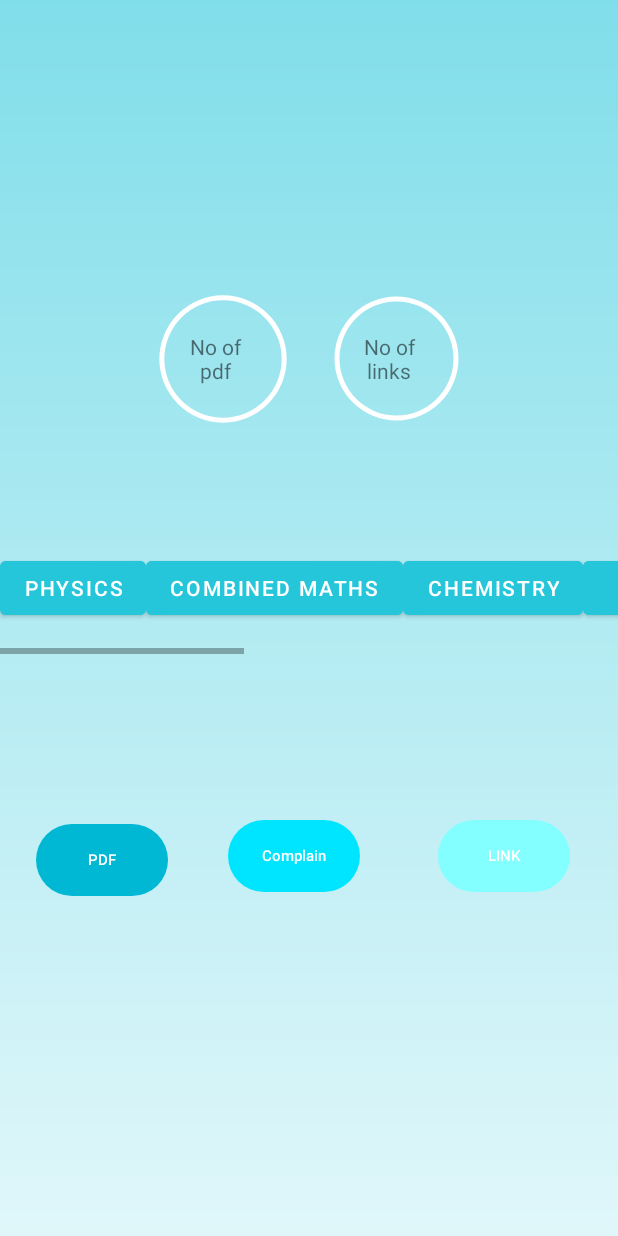
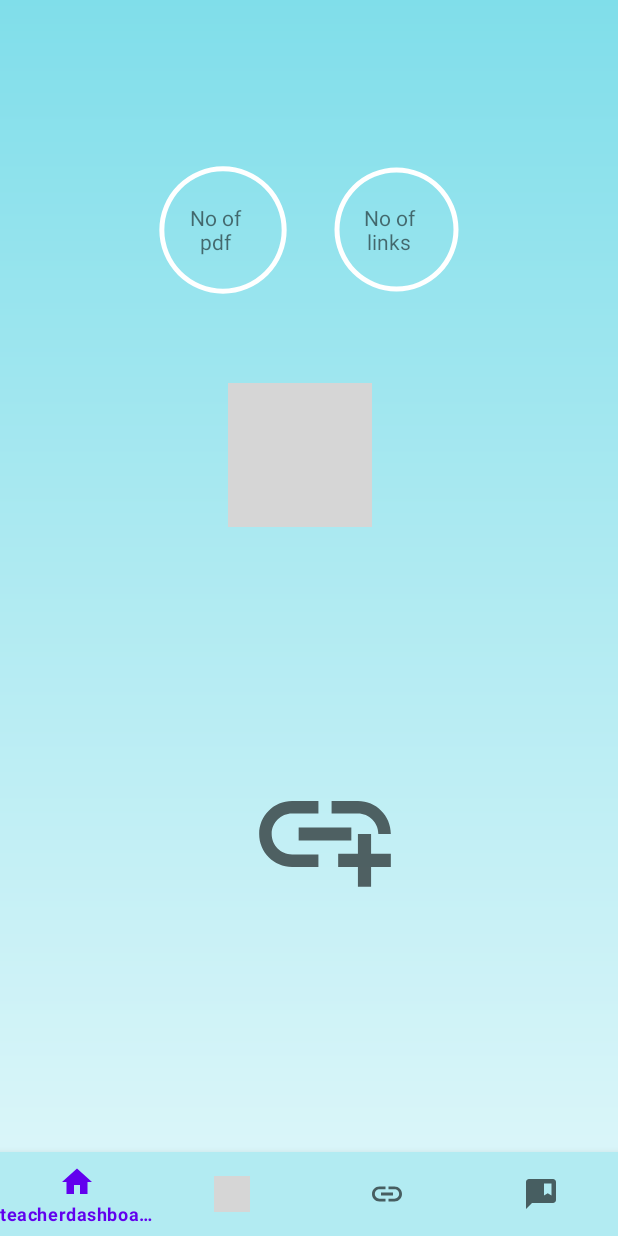
Before and after one commit to geethmaka/StudyHelper-Android-Firebase, an Android app: the screen it shows after launch (TM_Main before the commit, TeacherMainActivity after it), after a tap on an icon or button, on a phone screen of 412 x 824 dp. Run offline under Robolectric (Android 15) with nearby library versions, the light colour scheme and no system bars; our stand-ins replace navigation-ui; grey boxes are pictures that could not be loaded.

Commit message:
navigation bar added

```diff
--- a/app/build.gradle
+++ b/app/build.gradle
@@ -41,6 +41,7 @@ dependencies {
     implementation 'androidx.navigation:navigation-fragment:2.3.5'
     implementation 'androidx.navigation:navigation-ui:2.3.5'
     implementation 'androidx.legacy:legacy-support-v4:1.0.0'
+    implementation 'androidx.mediarouter:mediarouter:1.2.4'
     testImplementation 'junit:junit:4.+'
     androidTestImplementation 'androidx.test.ext:junit:1.1.3'
     androidTestImplementation 'androidx.test.espresso:espresso-core:3.4.0'
--- a/app/src/main/AndroidManifest.xml
+++ b/app/src/main/AndroidManifest.xml
@@ -12,6 +12,9 @@
         android:roundIcon="@mipmap/iconround"
         android:supportsRtl="true"
         android:theme="@style/Theme.MADDProject">
+        <activity
+            android:name=".TeacherMainActivity"
+            android:exported="true" />
         <activity
             android:name=".sm_rq"
             android:exported="true" />
--- /dev/null
+++ b/app/src/main/java/com/example/madd_project/DashBoard.java
@@ -0,0 +1,64 @@
+package com.example.madd_project;
+
+import android.os.Bundle;
+
+import androidx.fragment.app.Fragment;
+
+import android.view.LayoutInflater;
+import android.view.View;
+import android.view.ViewGroup;
+
+/**
+ * A simple {@link Fragment} subclass.
+ * Use the {@link DashBoard#newInstance} factory method to
+ * create an instance of this fragment.
+ */
+public class DashBoard extends Fragment {
+
+    // TODO: Rename parameter arguments, choose names that match
+    // the fragment initialization parameters, e.g. ARG_ITEM_NUMBER
+    private static final String ARG_PARAM1 = "param1";
+    private static final String ARG_PARAM2 = "param2";
+
+    // TODO: Rename and change types of parameters
+    private String mParam1;
+    private String mParam2;
+
+    public DashBoard() {
+        // Required empty public constructor
+    }
+
+    /**
+     * Use this factory method to create a new instance of
+     * this fragment using the provided parameters.
+     *
+     * @param param1 Parameter 1.
+     * @param param2 Parameter 2.
+     * @return A new instance of fragment DashBoard.
+     */
+    // TODO: Rename and change types and number of parameters
+    public static DashBoard newInstance(String param1, String param2) {
+        DashBoard fragment = new DashBoard();
+        Bundle args = new Bundle();
+        args.putString(ARG_PARAM1, param1);
+        args.putString(ARG_PARAM2, param2);
+        fragment.setArguments(args);
+        return fragment;
+    }
+
+    @Override
+    public void onCreate(Bundle savedInstanceState) {
+        super.onCreate(savedInstanceState);
+        if (getArguments() != null) {
+            mParam1 = getArguments().getString(ARG_PARAM1);
+            mParam2 = getArguments().getString(ARG_PARAM2);
+        }
+    }
+
+    @Override
+    public View onCreateView(LayoutInflater inflater, ViewGroup container,
+                             Bundle savedInstanceState) {
+        // Inflate the layout for this fragment
+        return inflater.inflate(R.layout.fragment_teacher_dash_board, container, false);
+    }
+}
--- /dev/null
+++ b/app/src/main/java/com/example/madd_project/TeacherMainActivity.java
@@ -0,0 +1,24 @@
+package com.example.madd_project;
+
+import androidx.appcompat.app.AppCompatActivity;
+import androidx.navigation.NavController;
+import androidx.navigation.Navigation;
+import androidx.navigation.ui.NavigationUI;
+
+import android.os.Bundle;
+
+import com.google.android.material.bottomnavigation.BottomNavigationView;
+
+public class TeacherMainActivity extends AppCompatActivity {
+
+    @Override
+    protected void onCreate(Bundle savedInstanceState) {
+        super.onCreate(savedInstanceState);
+        setContentView(R.layout.activity_teacher_main);
+
+//Control Bottom navigation bar
+    BottomNavigationView teacher_bottomNavigationView = findViewById(R.id.tmbottomNav);
+    NavController teacher_navController = Navigation.findNavController(this, R.id.teacherfragmentContainer);
+    NavigationUI.setupWithNavController(teacher_bottomNavigationView,teacher_navController);
+    }
+}
--- a/app/src/main/java/com/example/madd_project/ui/login/LoginActivity.java
+++ b/app/src/main/java/com/example/madd_project/ui/login/LoginActivity.java
@@ -30,6 +30,7 @@ import com.example.madd_project.R;
 import com.example.madd_project.Registration;
 import com.example.madd_project.SM_Main;
 import com.example.madd_project.TM_Main;
+import com.example.madd_project.TeacherMainActivity;
 import com.example.madd_project.ui.login.LoginViewModel;
 import com.example.madd_project.ui.login.LoginViewModelFactory;
 import com.example.madd_project.databinding.ActivityLoginBinding;
@@ -149,7 +150,7 @@ public class LoginActivity extends AppCompatActivity {
 
     public void gotoTMProfile(View view) {
         final Context context = this;
-        Intent intent = new Intent(context, TM_Main.class);
+        Intent intent = new Intent(context, TeacherMainActivity.class);
         startActivity(intent);
     }
     public void gotoSMProfile(View view) {
--- /dev/null
+++ b/app/src/main/res/drawable/ic_add_link.xml
@@ -0,0 +1,5 @@
+<vector android:height="105dp" android:tint="?attr/colorControlNormal"
+    android:viewportHeight="24" android:viewportWidth="24"
+    android:width="105dp" xmlns:android="http://schemas.android.com/apk/res/android">
+    <path android:fillColor="@android:color/white" android:pathData="M8,11h8v2L8,13zM20.1,12L22,12c0,-2.76 -2.24,-5 -5,-5h-4v1.9h4c1.71,0 3.1,1.39 3.1,3.1zM3.9,12c0,-1.71 1.39,-3.1 3.1,-3.1h4L11,7L7,7c-2.76,0 -5,2.24 -5,5s2.24,5 5,5h4v-1.9L7,15.1c-1.71,0 -3.1,-1.39 -3.1,-3.1zM19,12h-2v3h-3v2h3v3h2v-3h3v-2h-3z"/>
+</vector>
--- /dev/null
+++ b/app/src/main/res/drawable/ic_baseline_link_24.xml
@@ -0,0 +1,10 @@
+<vector xmlns:android="http://schemas.android.com/apk/res/android"
+    android:width="24dp"
+    android:height="24dp"
+    android:viewportWidth="24"
+    android:viewportHeight="24"
+    android:tint="?attr/colorControlNormal">
+  <path
+      android:fillColor="@android:color/white"
+      android:pathData="M3.9,12c0,-1.71 1.39,-3.1 3.1,-3.1h4L11,7L7,7c-2.76,0 -5,2.24 -5,5s2.24,5 5,5h4v-1.9L7,15.1c-1.71,0 -3.1,-1.39 -3.1,-3.1zM8,13h8v-2L8,11v2zM17,7h-4v1.9h4c1.71,0 3.1,1.39 3.1,3.1s-1.39,3.1 -3.1,3.1h-4L13,17h4c2.76,0 5,-2.24 5,-5s-2.24,-5 -5,-5z"/>
+</vector>
--- /dev/null
+++ b/app/src/main/res/layout/activity_teacher_main.xml
@@ -0,0 +1,35 @@
+<?xml version="1.0" encoding="utf-8"?>
+<androidx.constraintlayout.widget.ConstraintLayout xmlns:android="http://schemas.android.com/apk/res/android"
+    xmlns:app="http://schemas.android.com/apk/res-auto"
+    xmlns:tools="http://schemas.android.com/tools"
+    android:layout_width="match_parent"
+    android:layout_height="match_parent"
+    tools:context=".TeacherMainActivity">
+
+    <com.google.android.material.bottomnavigation.BottomNavigationView
+        android:id="@+id/tmbottomNav"
+        android:layout_width="match_parent"
+        android:layout_height="wrap_content"
+        android:background="@color/a100"
+        tools:layout_editor_absoluteX="1dp"
+        tools:layout_editor_absoluteY="1dp"
+        app:layout_constraintBottom_toBottomOf="parent"
+        app:layout_constraintRight_toRightOf="parent"
+        app:layout_constraintLeft_toLeftOf="parent"
+        app:menu="@menu/tm_bottom_menu"/>
+
+    <fragment
+        android:id="@+id/teacherfragmentContainer"
+        android:name="androidx.navigation.fragment.NavHostFragment"
+        android:layout_width="match_parent"
+        android:layout_height="match_parent"
+        app:layout_constraintBottom_toTopOf="@+id/tmbottomNav"
+        app:layout_constraintEnd_toEndOf="parent"
+        app:layout_constraintStart_toStartOf="parent"
+        app:layout_constraintTop_toTopOf="parent"
+        app:defaultNavHost="true"
+        app:navGraph="@navigation/teacher_nav"
+        tools:layout_editor_absoluteX="1dp"
+        tools:layout_editor_absoluteY="1dp" />
+
+    </androidx.constraintlayout.widget.ConstraintLayout>
--- /dev/null
+++ b/app/src/main/res/layout/fragment_teacher_dash_board.xml
@@ -0,0 +1,69 @@
+<?xml version="1.0" encoding="utf-8"?>
+<androidx.constraintlayout.widget.ConstraintLayout xmlns:android="http://schemas.android.com/apk/res/android"
+    xmlns:app="http://schemas.android.com/apk/res-auto"
+    xmlns:tools="http://schemas.android.com/tools"
+    android:layout_width="match_parent"
+    android:layout_height="match_parent"
+    android:background="@drawable/pagebackground"
+    tools:context=".DashBoard">
+
+
+    <LinearLayout
+        android:id="@+id/linearLayout"
+        android:layout_width="0dp"
+        android:layout_height="wrap_content"
+        android:layout_marginTop="110dp"
+        android:layout_marginBottom="59dp"
+        android:gravity="center"
+        android:orientation="horizontal"
+        app:layout_constraintBottom_toTopOf="@+id/imageButton4"
+        app:layout_constraintEnd_toEndOf="parent"
+        app:layout_constraintStart_toStartOf="parent"
+        app:layout_constraintTop_toTopOf="parent">
+
+        <TextView
+            android:id="@+id/no_pdf"
+            android:layout_width="117dp"
+            android:layout_height="85dp"
+            android:layout_gravity="top|right"
+            android:background="@drawable/circular_text_view"
+            android:gravity="center"
+            android:paddingRight="10dp"
+            android:text="@string/No_of_pdf" />
+
+        <TextView
+            android:id="@+id/no_links"
+            android:layout_width="114dp"
+            android:layout_height="86dp"
+            android:layout_gravity="top|right"
+            android:background="@drawable/circular_text_view"
+            android:gravity="center"
+            android:paddingRight="10dp"
+            android:text="@string/No_of_links" />
+    </LinearLayout>
+
+    <ImageButton
+        android:id="@+id/imageButton3"
+        android:layout_width="wrap_content"
+        android:layout_height="wrap_content"
+        android:layout_marginStart="12dp"
+        android:layout_marginTop="152dp"
+        android:background="#00000000"
+        android:src="@drawable/ic_add_link"
+        app:layout_constraintStart_toStartOf="@+id/imageButton4"
+        app:layout_constraintTop_toBottomOf="@+id/imageButton4" />
+
+    <ImageButton
+        android:id="@+id/imageButton4"
+        android:layout_width="wrap_content"
+        android:layout_height="wrap_content"
+        android:layout_marginStart="152dp"
+        android:layout_marginBottom="54dp"
+        android:background="@drawable/roundedtext"
+        android:src="@drawable/ic_add_pdf"
+        app:layout_constraintBottom_toTopOf="@+id/imageButton3"
+        app:layout_constraintStart_toStartOf="@+id/linearLayout"
+        app:layout_constraintTop_toBottomOf="@+id/linearLayout" />
+
+
+</androidx.constraintlayout.widget.ConstraintLayout>
--- /dev/null
+++ b/app/src/main/res/menu/tm_bottom_menu.xml
@@ -0,0 +1,20 @@
+<?xml version="1.0" encoding="utf-8"?>
+<menu xmlns:tools="http://schemas.android.com/tools"
+    xmlns:app="http://schemas.android.com/apk/res-auto"
+    xmlns:android="http://schemas.android.com/apk/res/android">
+    <item android:id="@+id/dashBoard"
+        android:title="@string/Teacher_dashboard"
+        android:icon="@drawable/ic_dashboard"/>
+
+    <item android:id="@+id/pdf"
+        android:title="@string/Teacher_Pdf"
+        android:icon="@drawable/ic_baseline_insert_drive_file_24"/>
+
+    <item android:id="@+id/link"
+        android:title="@string/Teacher_Links"
+        android:icon="@drawable/ic_baseline_link_24"/>
+
+    <item android:id="@+id/tmComplain"
+        android:title="@string/Teacher_complain"
+        android:icon="@drawable/ic_complain"/>
+</menu>
--- /dev/null
+++ b/app/src/main/res/navigation/teacher_nav.xml
@@ -0,0 +1,28 @@
+<?xml version="1.0" encoding="utf-8"?>
+<navigation xmlns:android="http://schemas.android.com/apk/res/android"
+    xmlns:app="http://schemas.android.com/apk/res-auto"
+    xmlns:tools="http://schemas.android.com/tools"
+    android:id="@+id/teacher_nav"
+    app:startDestination="@id/dashBoard">
+
+    <fragment
+        android:id="@+id/dashBoard"
+        android:name="com.example.madd_project.DashBoard"
+        android:label="fragment_dash_board"
+        tools:layout="@layout/fragment_teacher_dash_board" />
+    <fragment
+        android:id="@+id/pdf"
+        android:name="com.example.madd_project.Pdf"
+        android:label="fragment_pdf"
+        tools:layout="@layout/fragment_teacher_pdf" />
+    <fragment
+        android:id="@+id/link"
+        android:name="com.example.madd_project.Link"
+        android:label="fragment_link"
+        tools:layout="@layout/fragment_teacher_link" />
+    <fragment
+        android:id="@+id/tmComplain"
+        android:name="com.example.madd_project.TmComplain"
+        android:label="fragment_tm_complain"
+        tools:layout="@layout/fragment_teacher_complain" />
+</navigation>
--- a/app/src/main/res/values/strings.xml
+++ b/app/src/main/res/values/strings.xml
@@ -43,8 +43,6 @@
     </string-array>
 
 
-
-
     <!-- Teacher Management-->
 
     <string name="complainTeacher">Complain</string>
@@ -68,6 +66,11 @@
         <item>Business and Management</item>
         <item>Econ</item>
     </string-array>
+    <string name="Teacher_dashboard">teacherdashboard</string>
+    <string name="Teacher_Pdf">teacher_pdfuploder</string>
+    <string name="Teacher_Links">teacher_links</string>
+    <string name="Teacher_complain">teacher_complain</string>
+
 
     <!-- Course Management-->
     <string name="noOfAddedCourses">00</string>
@@ -89,7 +92,6 @@
     <!-- Complain Management-->
 
 
-
     <string name="Dashboard">Dashboard</string>
     <string name="user_details">User Details</string>
     <string name="Reports">Report</string>
@@ -97,4 +99,7 @@
 
     <string name="Complain">Complain</string>
     <string name="Course">Course</string>
+    <!-- TODO: Remove or change this placeholder text -->
+    <string name="hello_blank_fragment">Hello blank fragment</string>
+
 </resources>
```
Also changed, not shown: app/src/main/java/com/example/madd_project/Link.java (added, +64 -0 lines), app/src/main/java/com/example/madd_project/Pdf.java (added, +64 -0 lines), app/src/main/java/com/example/madd_project/TmComplain.java (added, +64 -0 lines), app/src/main/res/layout/fragment_teacher_complain.xml (added, +18 -0 lines), app/src/main/res/layout/fragment_teacher_link.xml (added, +17 -0 lines), app/src/main/res/layout/fragment_teacher_pdf.xml (added, +17 -0 lines).
